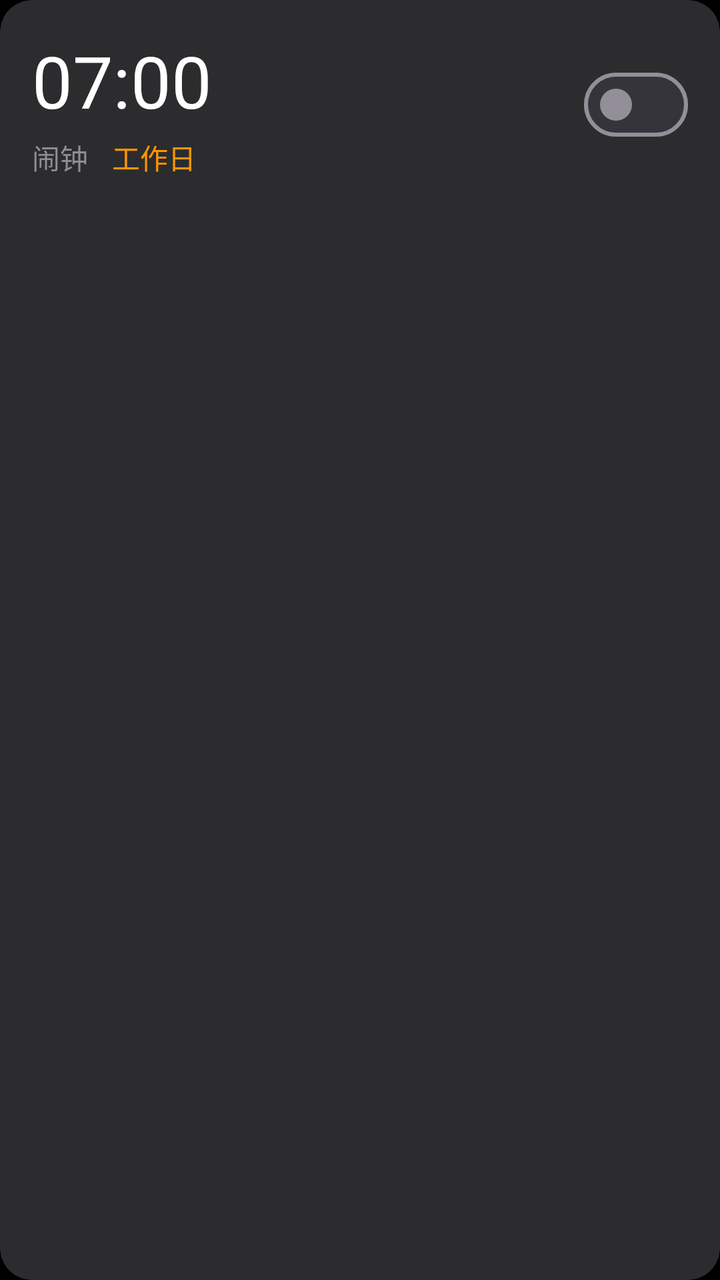
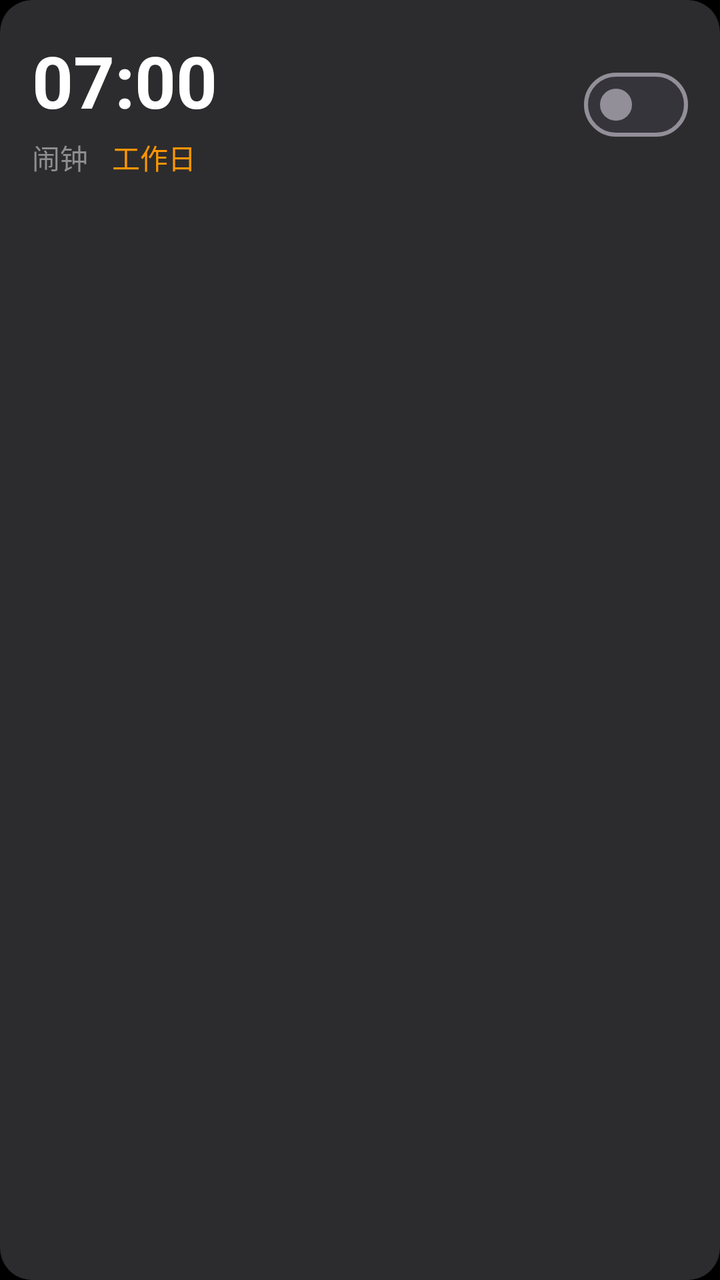

Before-and-after screenshots of an Android layout around one commit, followed by the original layout XML and the change that was made.
<!-- AndroidManifest.xml: application theme Theme.SleepAlarm -->
<!-- res/layout/item_alarm.xml -->
<?xml version="1.0" encoding="utf-8"?>
<androidx.cardview.widget.CardView xmlns:android="http://schemas.android.com/apk/res/android"
    xmlns:app="http://schemas.android.com/apk/res-auto"
    android:layout_width="match_parent"
    android:layout_height="wrap_content"
    android:layout_marginHorizontal="12dp"
    android:layout_marginTop="4dp"
    app:cardCornerRadius="16dp"
    app:cardElevation="0dp"
    app:cardBackgroundColor="?attr/appSurfaceLight">

    <LinearLayout
        android:layout_width="match_parent"
        android:layout_height="wrap_content"
        android:orientation="horizontal"
        android:gravity="center_vertical"
        android:padding="16dp"
        android:minHeight="72dp">

        <LinearLayout
            android:layout_width="0dp"
            android:layout_height="wrap_content"
            android:layout_weight="1"
            android:orientation="vertical">

            <TextView
                android:id="@+id/tv_alarm_time"
                android:layout_width="wrap_content"
                android:layout_height="wrap_content"
                android:text="07:00"
                android:textSize="36sp"
                android:textColor="?attr/appTextPrimary"
                android:textStyle="bold"
                android:fontFamily="sans-serif-thin" />

            <LinearLayout
                android:layout_width="wrap_content"
                android:layout_height="wrap_content"
                android:orientation="horizontal"
                android:layout_marginTop="4dp">

                <TextView
                    android:id="@+id/tv_alarm_label"
                    android:layout_width="wrap_content"
                    android:layout_height="wrap_content"
                    android:text="闹钟"
                    android:textSize="14sp"
                    android:textColor="?attr/appTextSecondary" />

                <TextView
                    android:id="@+id/tv_alarm_repeat"
                    android:layout_width="wrap_content"
                    android:layout_height="wrap_content"
                    android:text="工作日"
                    android:textSize="14sp"
                    android:textColor="?attr/appAccent"
                    android:layout_marginStart="12dp" />
            </LinearLayout>
        </LinearLayout>

        <com.google.android.material.materialswitch.MaterialSwitch
            android:id="@+id/switch_alarm"
            android:layout_width="wrap_content"
            android:layout_height="wrap_content" />
    </LinearLayout>

</androidx.cardview.widget.CardView>
<!-- resources referenced by this layout -->
<resources>
  <style name="Theme.SleepAlarm" parent="Theme.Material3.Dark.NoActionBar">
          <item name="colorPrimary">@color/primary</item>
          <item name="colorOnPrimary">@color/on_primary</item>
          <item name="colorPrimaryContainer">@color/surface_light</item>
          <item name="colorOnPrimaryContainer">@color/primary</item>
          <item name="colorSecondary">@color/secondary</item>
          <item name="android:colorBackground">@color/background</item>
          <item name="colorOnBackground">@color/on_background</item>
          <item name="colorSurface">@color/surface</item>
          <item name="colorOnSurface">@color/on_surface</item>
          <item name="android:statusBarColor">@color/background</item>
          <item name="android:navigationBarColor">@color/background</item>
          <item name="android:windowLightStatusBar">false</item>
  
          
          <item name="appBackground">@color/background</item>
          <item name="appSurface">@color/surface</item>
          <item name="appSurfaceLight">@color/surface_light</item>
          <item name="appAccent">@color/primary</item>
          <item name="appTextPrimary">@color/text_primary</item>
          <item name="appTextSecondary">@color/text_secondary</item>
          <item name="appDivider">@color/divider</item>
          <item name="appCardBg">@color/card_bg</item>
      </style>
  <color name="primary">#FF9500</color>
  <color name="on_primary">#000000</color>
  <color name="surface_light">#2C2C2E</color>
  <color name="secondary">#FF9500</color>
  <color name="background">#000000</color>
  <color name="on_background">#FFFFFF</color>
  <color name="surface">#1C1C1E</color>
  <color name="on_surface">#FFFFFF</color>
  <color name="text_primary">#FFFFFF</color>
  <color name="text_secondary">#8E8E93</color>
  <color name="divider">#2C2C2E</color>
  <color name="card_bg">#1C1C1E</color>
</resources>

<!-- the commit's change to res/layout/item_alarm.xml (unified diff, before → after) -->
@@ -30,8 +30,7 @@
                 android:text="07:00"
                 android:textSize="36sp"
                 android:textColor="?attr/appTextPrimary"
-                android:textStyle="bold"
-                android:fontFamily="sans-serif-thin" />
+                android:textStyle="bold" />
 
             <LinearLayout
                 android:layout_width="wrap_content"
